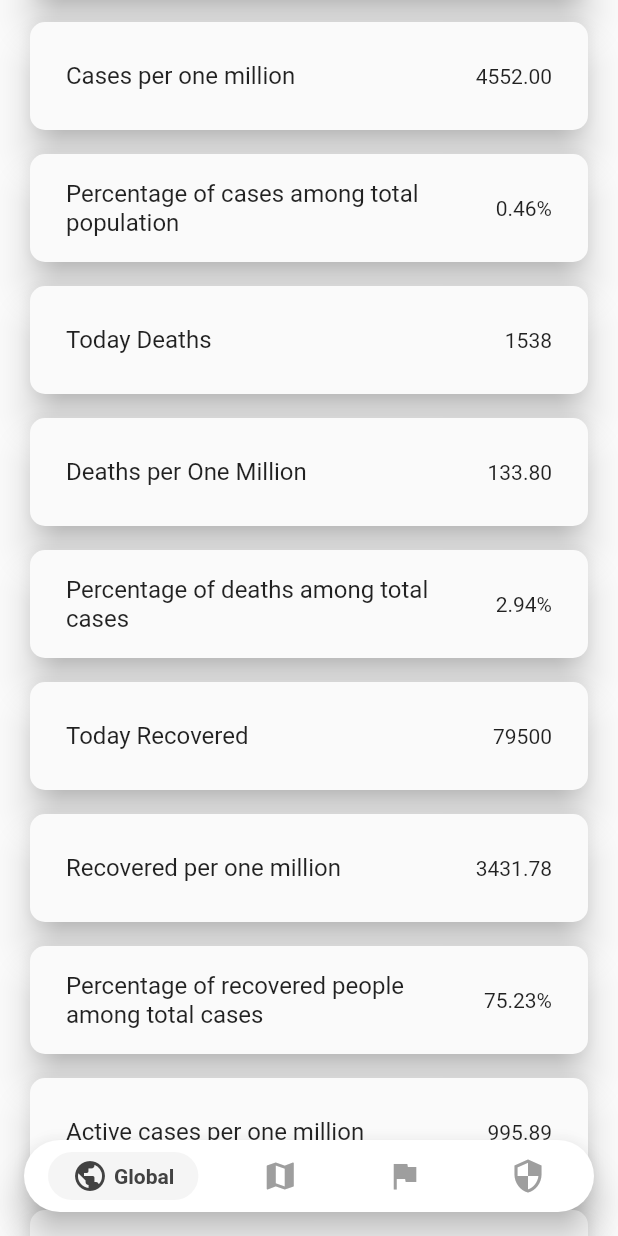
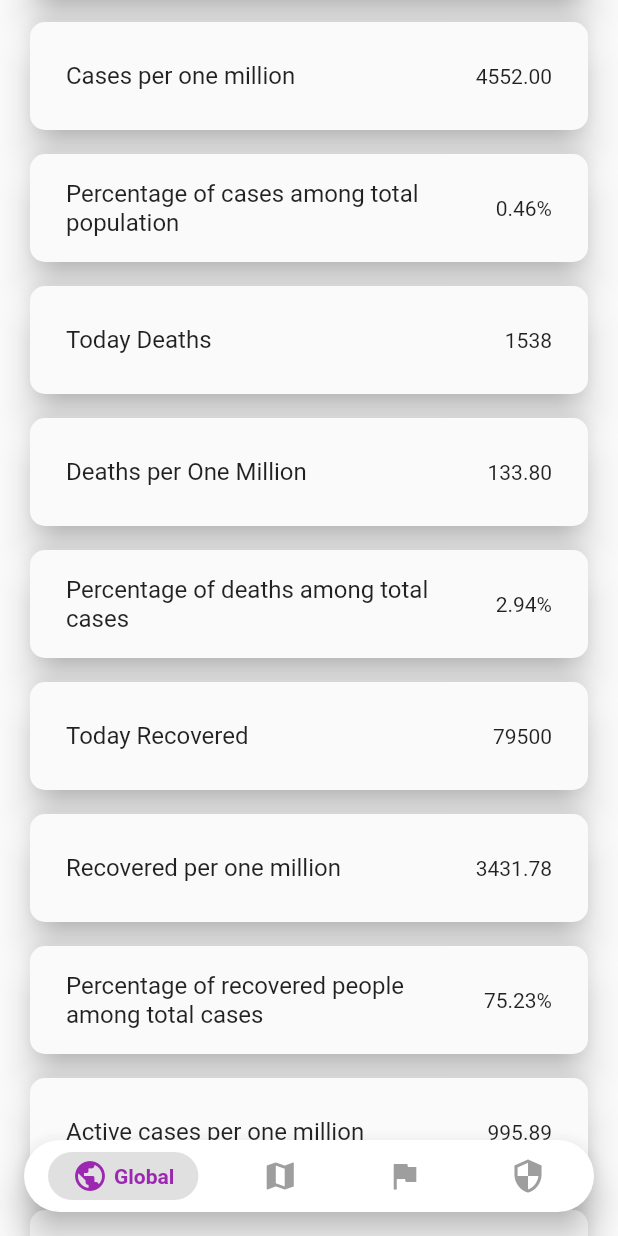
Before and after one commit to RitamChakraborty/corona_tracker, a Flutter app: the screen it shows after launch, scrolled down 576 dp, on a phone screen of 412 x 824 dp. Run offline on Flutter 3.47's test engine with Material 2 defaults, Android fonts, the phone set to English and light mode, and no system bars; drawn by our look-alikes of google_nav_bar; our stand-ins replace flutter_bloc, flutter_svg.

Commit message:
Fix bottom nav var color in dark mode

```diff
--- a/lib/main.dart
+++ b/lib/main.dart
@@ -27,10 +27,14 @@ class MyApp extends StatelessWidget {
           theme: ThemeData(
             brightness: Brightness.light,
             primaryColor: Colors.purple,
-            accentColor: Colors.tealAccent.shade400,
+            accentColor: Colors.grey,
           ),
           darkTheme: ThemeData(
             brightness: Brightness.dark,
+            primaryColor: Colors.purple.shade50,
+            accentColor: Colors.grey,
+            buttonColor: Colors.purple,
+            bottomAppBarColor: Colors.grey.shade900,
           ),
           home: SplashScreen(),
         ),
--- a/lib/pages/home_page.dart
+++ b/lib/pages/home_page.dart
@@ -44,9 +44,7 @@ class _HomePageState extends State<HomePage>
               alignment: Alignment.bottomRight,
               margin: const EdgeInsets.only(left: 32.0),
               child: Material(
-          color: Theme.of(context).brightness == Brightness.light
-              ? Colors.white
-              : Colors.blueGrey,
+                color: Theme.of(context).bottomAppBarColor,
                 elevation: 10.0,
                 shape: RoundedRectangleBorder(
                   borderRadius: BorderRadius.circular(100.0),
@@ -57,13 +55,14 @@ class _HomePageState extends State<HomePage>
                         horizontal: 16.0, vertical: 8.0),
                     child: GNav(
                       gap: 4,
-                activeColor: Colors.grey[800],
                       iconSize: 24,
                       padding:
                           EdgeInsets.symmetric(horizontal: 16.0, vertical: 4.0),
                       duration: Duration(milliseconds: 500),
-                tabBackgroundColor: Colors.grey[100],
-                color: Colors.grey,
+                      activeColor: Theme.of(context).primaryColor,
+                      tabBackgroundColor: Theme.of(context).buttonColor,
+                      color: Theme.of(context).accentColor,
+                      backgroundColor: Theme.of(context).bottomAppBarColor,
                       tabs: [
                         GButton(
                           icon: Icons.public,
```
Lines whose indentation alone changed are shown as unchanged.
